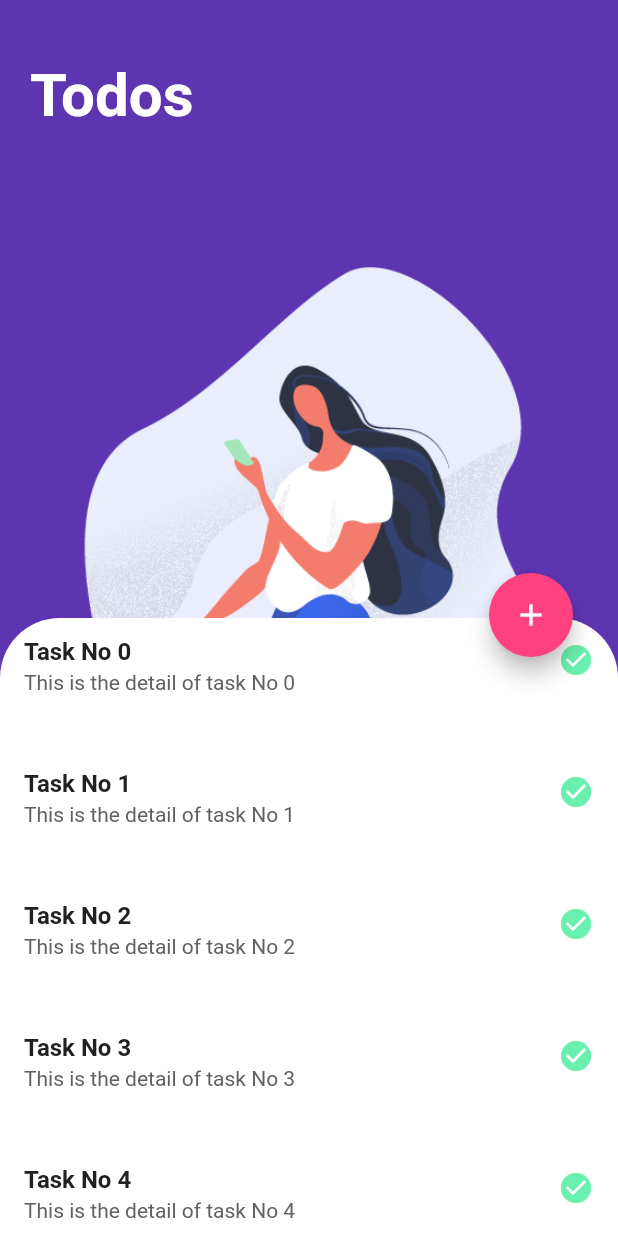
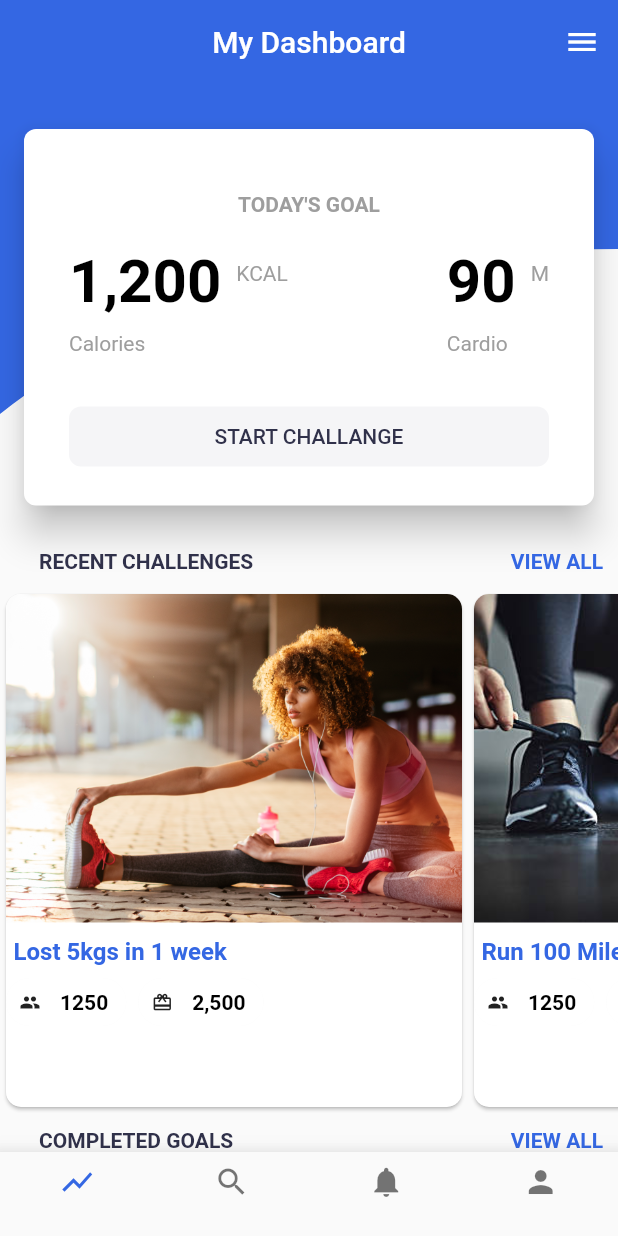
Before and after one commit to girish54321/flutter_ui, a Flutter app: the screen it shows after launch, on a phone screen of 412 x 824 dp. Run offline on Flutter 3.47's test engine with Material 2 defaults, Android fonts, the phone set to English and light mode, and no system bars; our stand-ins replace carousel_slider, curved_navigation_bar, fancy_bottom_navigation, flutter_custom_clippers, flutter_snake_navigationbar, font_awesome_flutter and 1 more.

Commit message:
adding fitness app ui

```diff
--- a/lib/main.dart
+++ b/lib/main.dart
@@ -1,4 +1,4 @@
-import 'package:ecommerce/src/todo_draggable/draggable_todo.dart';
+import 'package:ecommerce/src/fitnessappui/home.dart';
 import 'package:flutter/material.dart';
 
 void main() => runApp(MyApp());
@@ -35,7 +35,8 @@ class MyApp extends StatelessWidget {
       // home: CatZoneHomePage(),
       // home: MessangerHomePage(),
       // home: WashingAppHomePage(),
-      home: DraggableToDo(),
+      // home: DraggableToDo(),
+      home: FitnessHomePage(),
     );
   }
 }
--- /dev/null
+++ b/lib/src/fitnessappui/bannerBgCustomPath.dart
@@ -0,0 +1,23 @@
+import 'package:flutter/cupertino.dart';
+
+class BannerBgCustomPath extends CustomClipper<Path> {
+  @override
+  Path getClip(Size size) {
+    final Path path = Path();
+
+    path.lineTo(0.0, size.height - 80);
+
+    var firstControlPoint = new Offset(size.width / 3, size.height);
+    var firstEndPoint = new Offset(size.width, size.height - 190);
+    path.quadraticBezierTo(firstControlPoint.dx, firstEndPoint.dy,
+        firstEndPoint.dx, firstEndPoint.dy);
+
+    path.lineTo(size.width, size.height - 120);
+    path.lineTo(size.width, 0.0);
+    path.close();
+    return path;
+  }
+
+  @override
+  bool shouldReclip(CustomClipper oldClipper) => true;
+}
--- /dev/null
+++ b/lib/src/fitnessappui/banner_section.dart
@@ -0,0 +1,125 @@
+import 'package:ecommerce/src/fitnessappui/bannerBgCustomPath.dart';
+import 'package:ecommerce/src/fitnessappui/home.dart';
+import 'package:flutter/material.dart';
+
+const TextStyle goalCountStyle =
+    TextStyle(fontSize: 40.0, fontWeight: FontWeight.bold, color: Colors.black);
+const TextStyle goalUnitStyle = TextStyle(color: Colors.grey);
+
+class Bannersection extends StatefulWidget {
+  @override
+  _BannersectionState createState() => _BannersectionState();
+}
+
+class _BannersectionState extends State<Bannersection> {
+  @override
+  Widget build(BuildContext context) {
+    return Container(
+      child: Stack(
+        children: <Widget>[
+          ClipPath(
+            clipper: BannerBgCustomPath(),
+            child: Container(
+              color: appTheme.primaryColor,
+              height: 300,
+            ),
+          ),
+          Column(
+            children: <Widget>[
+              SizedBox(
+                height: 30,
+              ),
+              Card(
+                shape: RoundedRectangleBorder(
+                    borderRadius: BorderRadius.all(Radius.circular(8.0))),
+                margin: EdgeInsets.symmetric(horizontal: 16.0),
+                elevation: 10.0,
+                child: Container(
+                  padding:
+                      EdgeInsets.symmetric(horizontal: 30.0, vertical: 22.0),
+                  child: Column(
+                    mainAxisSize: MainAxisSize.max,
+                    children: <Widget>[
+                      SizedBox(
+                        height: 20,
+                      ),
+                      Text(
+                        "TODAY'S GOAL",
+                        textAlign: TextAlign.center,
+                        style: TextStyle(
+                            color: Colors.grey, fontWeight: FontWeight.bold),
+                      ),
+                      SizedBox(
+                        height: 20,
+                      ),
+                      Row(
+                        mainAxisSize: MainAxisSize.min,
+                        mainAxisAlignment: MainAxisAlignment.spaceAround,
+                        children: <Widget>[
+                          GoalCount("KCAL", "1,200","Calories"),
+                          Spacer(),
+                          GoalCount("M", "90", "Cardio")
+                        ],
+                      ),
+                      SizedBox(height: 30.0,),
+                      SizedBox(
+                        width: double.infinity,
+                        child: FlatButton(
+                          padding: EdgeInsets.symmetric(vertical: 12.0),
+                          onPressed: (){},
+                          shape: RoundedRectangleBorder(
+                            borderRadius: BorderRadius.all(
+                              Radius.circular(8.0)
+                            )
+                          ),
+                          color: Color(0xFFF5F5F7),
+                          child: Text("START CHALLANGE", style:TextStyle(color: Color(0xFF30314A))),
+
+                        ),
+                      )
+                    ],
+                  ),
+                ),
+              )
+            ],
+          )
+        ],
+      ),
+    );
+  }
+}
+
+class GoalCount extends StatelessWidget {
+  final String unit, total, unitName;
+  GoalCount(this.unit, this.total, this.unitName);
+
+  @override
+  Widget build(BuildContext context) {
+    return Column(
+      crossAxisAlignment: CrossAxisAlignment.start,
+      children: <Widget>[
+        Row(
+          crossAxisAlignment: CrossAxisAlignment.start,
+          children: <Widget>[
+            Text(
+              total,
+              style:goalCountStyle
+            ),
+            Padding(
+              padding: EdgeInsets.only(left: 10.0,top: 10.0),
+              child: Text(unit,style:goalUnitStyle),
+            )
+          ],
+        ),
+        Column(
+          children: <Widget>[
+            Padding(
+              padding: EdgeInsets.only(top: 10.0),
+              child: Text(unitName, style:goalUnitStyle),
+            )
+          ],
+        )
+      ],
+    );
+  }
+}
--- /dev/null
+++ b/lib/src/fitnessappui/complete_goal.dart
@@ -0,0 +1,132 @@
+import 'package:ecommerce/src/fitnessappui/home.dart';
+import 'package:flutter/material.dart';
+
+class CompletedGoal extends StatelessWidget {
+  @override
+  Widget build(BuildContext context) {
+    return Container(
+      child: Column(
+        children: <Widget>[
+          Padding(
+            padding: EdgeInsets.symmetric(horizontal: 10.0, vertical: 10.0),
+            child: Row(
+              mainAxisSize: MainAxisSize.max,
+              mainAxisAlignment: MainAxisAlignment.spaceBetween,
+              children: <Widget>[
+                SizedBox(width: 16.0,),
+                 Text("COMPLETED GOALS",
+                style: TextStyle(
+                    color: Color(0xFF30314A), fontWeight: FontWeight.bold)),
+            Spacer(),
+            Text(
+              "VIEW ALL",
+              style: TextStyle(
+                  color: appTheme.primaryColor, fontWeight: FontWeight.bold),
+            )
+              ],
+            ),
+          ),
+          Container(
+            child: ListView(
+              physics: ClampingScrollPhysics(),
+              shrinkWrap: true,
+              children: completedGoals
+
+            ),
+          )
+        ],
+      ),
+    );
+  }
+}
+
+List<CompletedGoalCard> completedGoals = [
+  CompletedGoalCard(
+      "assets/images/lose_5kgs.png", "Lose 5kgs in 1 Week", "1250", "2,500"),
+  CompletedGoalCard(
+      "assets/images/marathon.png", "Run 100 Mile", "1250", "2,500")
+];
+
+class CompletedGoalCard extends StatelessWidget {
+  final String imagePath, challengeName, memberCount, prize;
+  CompletedGoalCard(
+      this.imagePath, this.challengeName, this.memberCount, this.prize);
+
+  @override
+  Widget build(BuildContext context) {
+    return Container(
+      child: Padding(
+          padding: const EdgeInsets.all(10.0),
+          child: Card(
+            child: Padding(
+                padding: const EdgeInsets.all(10.0),
+                child: Container(
+                  child: Row(
+                    children: [
+                      Container(
+                        height: 50,
+                        width: 50,
+                        decoration: BoxDecoration(
+                          borderRadius: BorderRadius.circular(25.0),
+                          color: Color(0xFF0099FF)
+                        ),
+                        child: Icon(Icons.near_me,color: Colors.white),
+                      ),
+                      Expanded(
+                        child: Column(
+                          mainAxisAlignment: MainAxisAlignment.spaceEvenly,
+                          mainAxisSize: MainAxisSize.max,
+                          crossAxisAlignment: CrossAxisAlignment.start,
+                          children: [
+                            Padding(
+                              padding: const EdgeInsets.only(top: 15.0,left: 10),
+                              child: Text(
+                                  '10Km Run',
+                                  style: TextStyle(
+                                    fontWeight: FontWeight.bold,
+                                  ),
+                                ),
+                            ),
+                            Wrap(
+                              children: <Widget>[
+                                CompletedGoalDetailChip(Icons.timer,"210ms"),
+                                CompletedGoalDetailChip(Icons.whatshot,"490Kcl"),
+                                CompletedGoalDetailChip(Icons.date_range,"2012"),
+                              ],
+                            )
+                          ],
+                        ),
+                      ),
+                    ],
+                  ),
+                )),
+          )),
+    );
+  }
+}
+
+class CompletedGoalDetailChip extends StatelessWidget {
+  final IconData iconData;
+  final String label;
+
+  CompletedGoalDetailChip(this.iconData, this.label);
+
+  @override
+  Widget build(BuildContext context) {
+    return RawChip(
+      padding: EdgeInsets.only(top: 2.0),
+      label: Text(label),
+      labelPadding: EdgeInsets.only(left: 2.0),
+      labelStyle: TextStyle(
+        color: Colors.grey,
+        fontSize: 14.0,
+        fontWeight: FontWeight.bold,
+      ),
+      backgroundColor: Colors.white,
+      avatar: Icon(
+        iconData,
+        size: 14.0,
+      ),
+    );
+  }
+}
--- /dev/null
+++ b/lib/src/fitnessappui/custom_buttonbar.dart
@@ -0,0 +1,68 @@
+import 'package:ecommerce/src/fitnessappui/home.dart';
+import 'package:flutter/material.dart';
+
+class CustomButtonBar extends StatelessWidget {
+  final List<BottomNavigationBarItem> bottomBarItems = [];
+
+  final bottomNavigationBarItemStyle =
+      TextStyle(fontStyle: FontStyle.normal, color: Colors.black);
+
+  CustomButtonBar() {
+    bottomBarItems.add(
+      BottomNavigationBarItem(
+        icon: Icon(
+          Icons.show_chart,
+          color: appTheme.primaryColor,
+        ),
+        title: Container(
+          height: 0.0,
+          child: Text(""),
+        ),
+      ),
+    );
+   bottomBarItems.add(
+      BottomNavigationBarItem(
+        icon: Icon(
+          Icons.search,
+        ),
+        title: Container(
+          height: 0.0,
+          child: Text(""),
+        ),
+      ),
+    );
+    bottomBarItems.add(
+      BottomNavigationBarItem(
+        icon: Icon(
+          Icons.notifications,
+        ),
+        title: Container(
+          height: 0.0,
+          child: Text(""),
+        ),
+      ),
+    );
+   bottomBarItems.add(
+      BottomNavigationBarItem(
+        icon: Icon(
+          Icons.person,
+        ),
+        title: Container(
+          height: 0.0,
+          child: Text(""),
+        ),
+      ),
+    );
+  }
+
+  @override
+  Widget build(BuildContext context) {
+    return Material(
+      elevation: 15.0,
+      child: BottomNavigationBar(
+        items: bottomBarItems,
+        type: BottomNavigationBarType.fixed,
+      ),
+    );
+  }
+}
--- /dev/null
+++ b/lib/src/fitnessappui/home.dart
@@ -0,0 +1,51 @@
+import 'package:ecommerce/src/fitnessappui/banner_section.dart';
+import 'package:ecommerce/src/fitnessappui/complete_goal.dart';
+import 'package:ecommerce/src/fitnessappui/custom_buttonbar.dart';
+import 'package:ecommerce/src/fitnessappui/recentChallenge.dart';
+import 'package:flutter/material.dart';
+
+ThemeData appTheme = ThemeData(
+  primaryColor: Color(0xFF3467E3), primaryColorDark: Color(0xFF295DD9)
+);
+
+
+class FitnessHomePage extends StatelessWidget {
+  @override
+  Widget build(BuildContext context) {
+    return Scaffold(
+      appBar: AppBar(
+        title: Text(
+          "My Dashboard",
+          style:TextStyle(fontSize: 20.0),
+        ),
+        centerTitle: true,
+        backgroundColor:appTheme.primaryColor ,
+        // backgroundColor: Colors.purple,
+        elevation: 0.0,
+        actions: <Widget>[
+          IconButton(
+            icon: Icon(Icons.menu,
+            color:Colors.white),
+            onPressed: (){},
+          )
+        ],
+      ),
+
+      body: SingleChildScrollView(
+        scrollDirection: Axis.vertical,
+        child: Padding(
+          padding: EdgeInsets.only(bottom: 50.0),
+          child: Column(
+            children: <Widget>[
+              Bannersection(),
+              RecentChallnge(),
+              CompletedGoal()
+            ],
+          ),
+        ),
+      ),
+
+      bottomNavigationBar: CustomButtonBar(),
+    );
+  }
+}
--- /dev/null
+++ b/lib/src/fitnessappui/recentChallenge.dart
@@ -0,0 +1,134 @@
+import 'package:ecommerce/src/fitnessappui/home.dart';
+import 'package:flutter/material.dart';
+
+class RecentChallnge extends StatelessWidget {
+  @override
+  Widget build(BuildContext context) {
+    return Container(
+      child: Column(
+        children: <Widget>[
+          Padding(
+            padding: EdgeInsets.symmetric(horizontal: 10.0, vertical: 10.0),
+            child: Row(
+              mainAxisSize: MainAxisSize.max,
+              mainAxisAlignment: MainAxisAlignment.spaceBetween,
+              children: <Widget>[
+                SizedBox(
+                  width: 16.0,
+                ),
+                Text("RECENT CHALLENGES",
+                    style: TextStyle(
+                        color: Color(0xFF30314A), fontWeight: FontWeight.bold)),
+                Spacer(),
+                InkWell(
+                  onTap: () {
+                    // Navigator.push(
+                    //   context,
+                    //   MaterialPageRoute(builder: (context) => ListChallenge()),
+                    // );
+                  },
+                  child: Text(
+                    "VIEW ALL",
+                    style: TextStyle(
+                        color: appTheme.primaryColor,
+                        fontWeight: FontWeight.bold),
+                  ),
+                )
+              ],
+            ),
+          ),
+          Container(
+            height: 350.0,
+            child: ListView(
+              scrollDirection: Axis.horizontal,
+              children: recentchallenges,
+            ),
+          )
+        ],
+      ),
+    );
+  }
+}
+
+List<RecentChallengeCard> recentchallenges = [
+  RecentChallengeCard("assets/fitness_goals.png", "Lost 5kgs in 1 week", "1250", "2,500"),
+  RecentChallengeCard("assets/marathon.png", "Run 100 Mile", "1250", "2,500"),
+];
+
+class RecentChallengeCard extends StatelessWidget {
+  final String imgPath, challengeName, memberCount, prize;
+  RecentChallengeCard(
+      this.imgPath, this.challengeName, this.memberCount, this.prize);
+
+  @override
+  Widget build(BuildContext context) {
+    return Container(
+      height: 220,
+      width: MediaQuery.of(context).size.width - 100,
+      child: Card(
+        shape: RoundedRectangleBorder(
+            borderRadius: BorderRadius.all(Radius.circular(10.0))),
+        color: Colors.white,
+        child: Column(
+          crossAxisAlignment: CrossAxisAlignment.start,
+          children: <Widget>[
+            ClipRRect(
+              borderRadius: BorderRadius.only(
+                topLeft: Radius.circular(10),
+                topRight: Radius.circular(10),
+              ),
+              child: Stack(
+                children: <Widget>[
+                  Container(
+                    height: 219.0,
+                    width: MediaQuery.of(context).size.width - 100,
+                    child: Image.asset(imgPath, fit: BoxFit.cover),
+                  )
+                ],
+              ),
+            ),
+            SizedBox(
+              height: 10,
+            ),
+            Padding(
+              padding: EdgeInsets.symmetric(horizontal: 5),
+              child: Text(
+                challengeName,
+                style: TextStyle(
+                    color: appTheme.primaryColor,
+                    fontWeight: FontWeight.bold,
+                    fontSize: 16.0),
+              ),
+            ),
+            Wrap(
+              spacing: 8.0,
+              runSpacing: -8.0,
+              children: <Widget>[
+                ChallengeDetailChip(Icons.group, '$memberCount'),
+                ChallengeDetailChip(Icons.card_giftcard, '$prize'),
+              ],
+            )
+          ],
+        ),
+      ),
+    );
+  }
+}
+
+class ChallengeDetailChip extends StatelessWidget {
+  final IconData iconData;
+  final String label;
+
+  ChallengeDetailChip(this.iconData, this.label);
+
+  @override
+  Widget build(BuildContext context) {
+    return RawChip(
+      label: Text(label),
+      labelStyle: TextStyle(
+          color: Colors.black, fontSize: 14.0, fontWeight: FontWeight.bold),
+      backgroundColor: Colors.white,
+      avatar: Icon(iconData, size: 14.0),
+    );
+  }
+}
```
Also changed, not shown: assets/Monroe.png (added), assets/fitness_goals.png (added), assets/lose_5kgs.png (added), assets/marathon.png (added), assets/run500mil.jpg (added), 1 other file.
